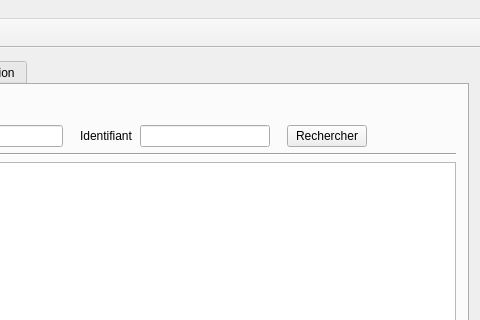
Qt form TP_QT/mainwindow.ui (MaxenceRobin/TP_QT_2) before a commit; both pictures show x 320 to 800 and y 0 to 320 of the 800 by 600 pixel window.
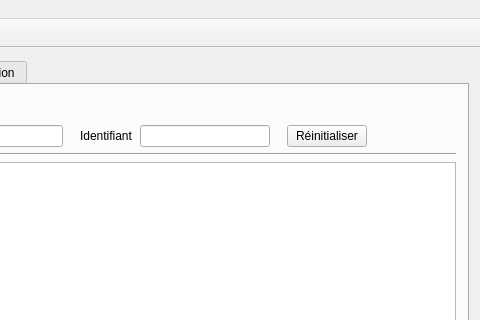
The same form after that commit. Icons and pictures are not drawn.

The edit to the form file:
```diff
--- a/TP_QT/mainwindow.ui
+++ b/TP_QT/mainwindow.ui
@@ -210,7 +210,7 @@
             <item>
              <widget class="QPushButton" name="searchPushButton">
               <property name="text">
-               <string>Rechercher</string>
+               <string>Réinitialiser</string>
               </property>
              </widget>
             </item>
```
Left out of the diff: 9 changed lines with no effect on the pictures.
